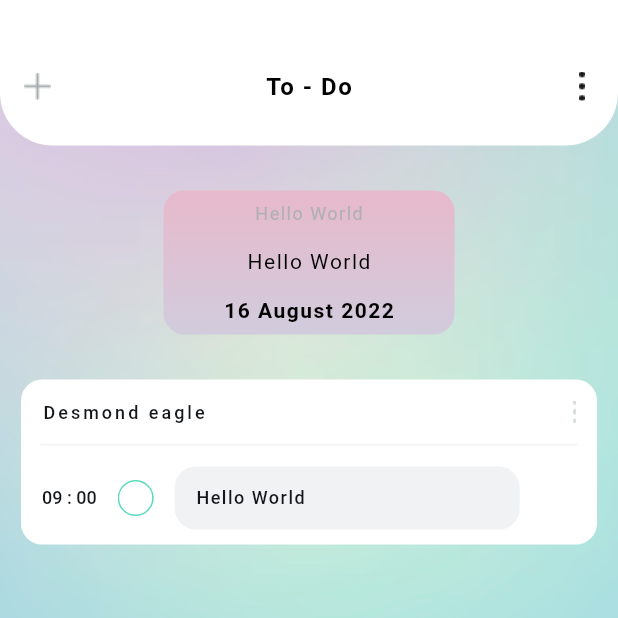
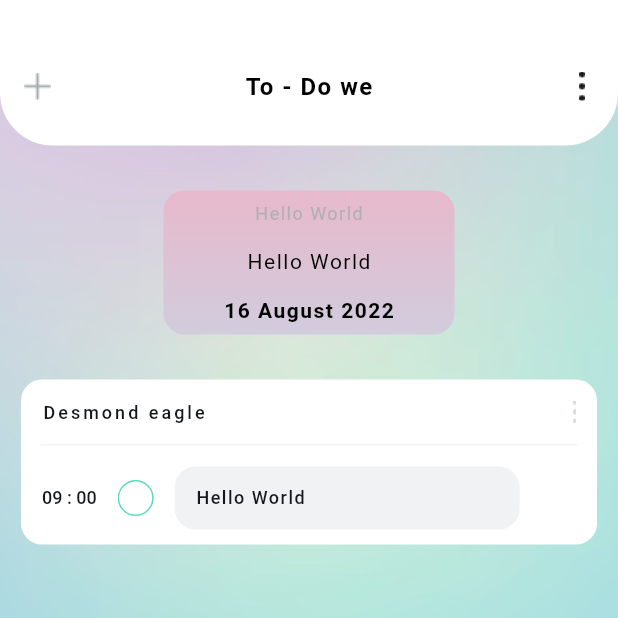
Before and after one commit to anandhuPeepi/planner_notes, a Flutter app: the screen it shows once a user with an empty profile is signed in, item 3 of the bottom bar chosen, on a phone screen of 412 x 824 dp, the top half of it. Run offline on Flutter 3.47's test engine with Material 3 defaults, Android fonts, the phone set to English and light mode, and no system bars; our stand-ins replace auto_size_text, cloud_firestore, firebase_auth, firebase_core, flutter_keyboard_visibility, font_awesome_flutter and 10 more; missing offline and left inert: json_path; accounts and stored records are empty; network calls fail; Roboto replaces fonts that are missing (sf pro).

Commit message:
Updating to latest FlutterFlow output.

```diff
--- a/lib/pages/to_do/to_do_widget.dart
+++ b/lib/pages/to_do/to_do_widget.dart
@@ -103,7 +103,7 @@ class _ToDoWidgetState extends State<ToDoWidget> {
                                       padding: const EdgeInsetsDirectional.fromSTEB(
                                           0.0, 0.0, 0.0, 30.0),
                                       child: Text(
-                                        'To - Do',
+                                        'To - Do we',
                                         style: FlutterFlowTheme.of(context)
                                             .labelLarge
                                             .override(
```
